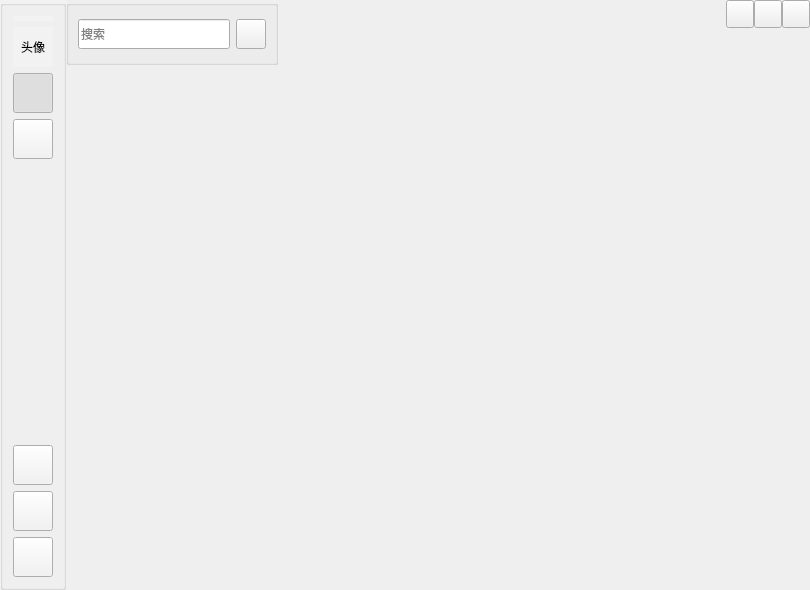
This is ui/mainwindow.ui in Sakurakouji-Saika/MyQtClient as Qt 5 draws it before an edit. The edited form follows.
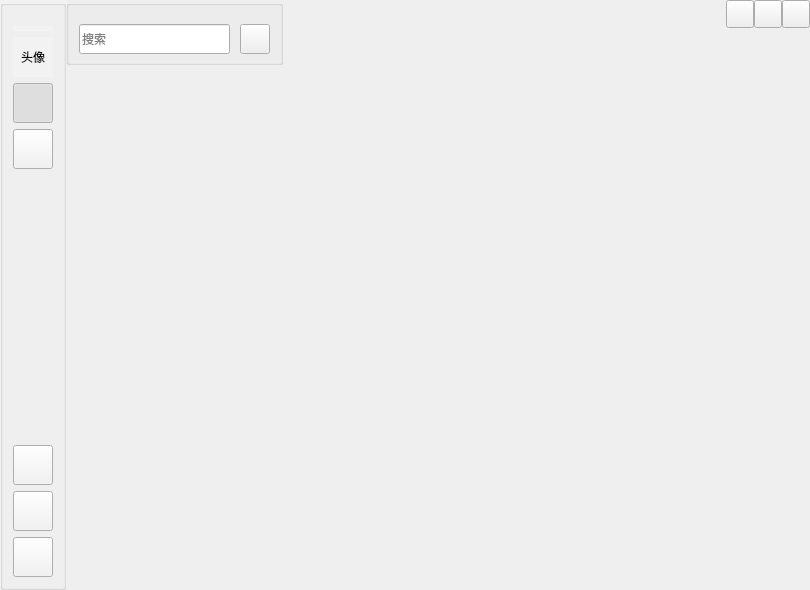
This is the edited form. Icons and pictures are not drawn. Custom widgets are drawn as their Qt base class.

Commit message: win平台 无边框窗口化完成

What changed in the file:
```diff
--- a/ui/mainwindow.ui
+++ b/ui/mainwindow.ui
@@ -50,7 +50,7 @@
         <number>10</number>
        </property>
        <property name="topMargin">
-        <number>10</number>
+        <number>20</number>
        </property>
        <property name="rightMargin">
         <number>10</number>
@@ -367,7 +367,36 @@
           <property name="title">
            <string/>
           </property>
+          <layout class="QVBoxLayout" name="verticalLayout_4">
+           <property name="spacing">
+            <number>0</number>
+           </property>
+           <property name="leftMargin">
+            <number>0</number>
+           </property>
+           <property name="topMargin">
+            <number>0</number>
+           </property>
+           <property name="rightMargin">
+            <number>0</number>
+           </property>
+           <property name="bottomMargin">
+            <number>0</number>
+           </property>
+           <item>
           <layout class="QHBoxLayout" name="horizontalLayout_2">
+             <property name="spacing">
+              <number>10</number>
+             </property>
+             <property name="leftMargin">
+              <number>10</number>
+             </property>
+             <property name="topMargin">
+              <number>10</number>
+             </property>
+             <property name="rightMargin">
+              <number>10</number>
+             </property>
            <item>
             <widget class="QLineEdit" name="searchLineEdit">
              <property name="minimumSize">
@@ -411,6 +440,8 @@
             </widget>
            </item>
           </layout>
+           </item>
+          </layout>
          </widget>
         </item>
         <item>
@@ -444,6 +475,12 @@
             <height>28</height>
            </size>
           </property>
+          <property name="maximumSize">
+           <size>
+            <width>16777215</width>
+            <height>28</height>
+           </size>
+          </property>
           <layout class="QHBoxLayout" name="horizontalLayout_3">
            <property name="spacing">
             <number>0</number>
```
Left out of the diff: 10 changed lines with no effect on the pictures. Lines whose indentation alone changed are shown as unchanged. The commit also changes 4 other files.
